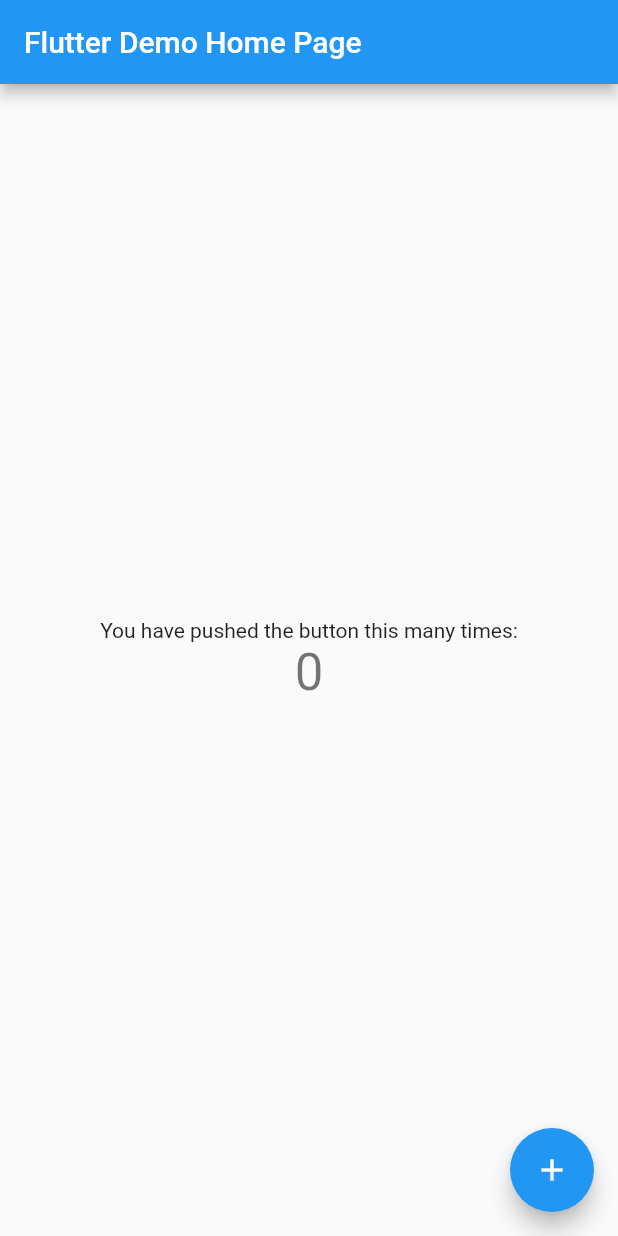
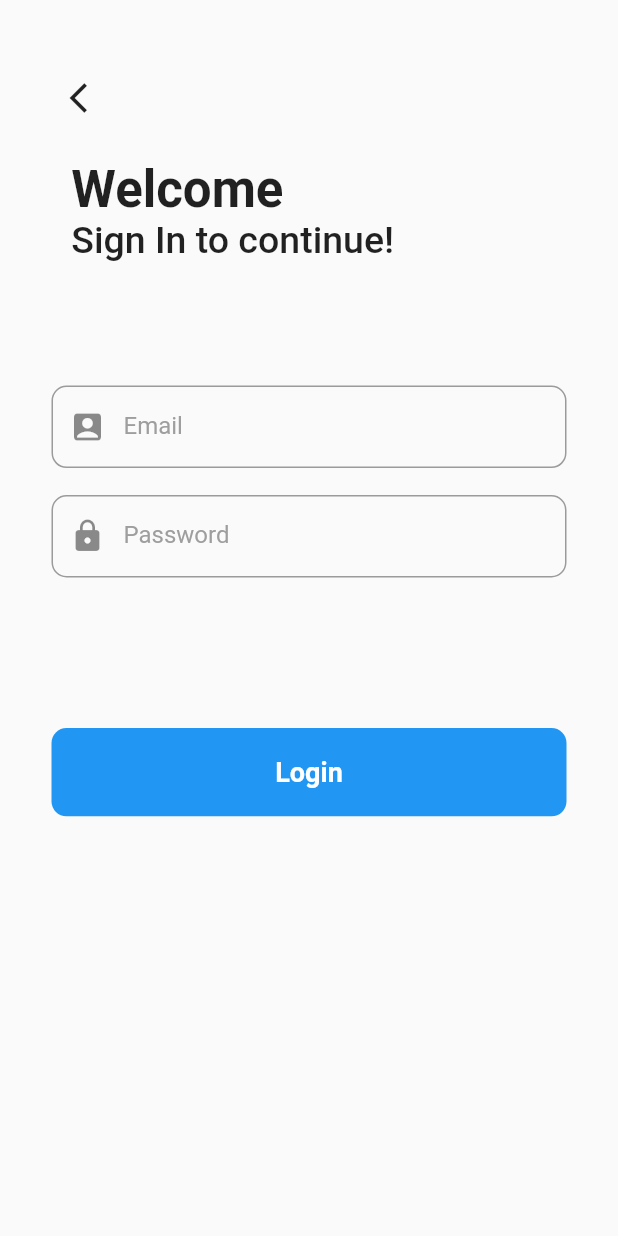
Before and after one commit to Romage25/chat_app, a Flutter app: the screen it shows after launch, on a phone screen of 412 x 824 dp. Run offline on Flutter 3.47's test engine with Material 2 defaults, Android fonts, the phone set to English and light mode, and no system bars; our stand-ins replace firebase_core; accounts and stored records are empty.

Commit message:
add log in screen

```diff
--- /dev/null
+++ b/lib/LoginScreen.dart
@@ -0,0 +1,106 @@
+import 'package:flutter/material.dart';
+import 'package:flutter/src/widgets/container.dart';
+import 'package:flutter/src/widgets/framework.dart';
+
+class LoginScreen extends StatefulWidget {
+  const LoginScreen({super.key});
+
+  @override
+  State<LoginScreen> createState() => _LoginScreenState();
+}
+
+class _LoginScreenState extends State<LoginScreen> {
+  @override
+  Widget build(BuildContext context) {
+    final size = MediaQuery.of(context).size;
+    return Scaffold(
+      body: Column(children: [
+        SizedBox(
+          height: size.height / 20,
+        ),
+        Container(
+          alignment: Alignment.centerLeft,
+          width: size.width / 1.2,
+          child: IconButton(
+            icon: Icon(Icons.arrow_back_ios),
+            onPressed: () {},
+          ),
+        ),
+        SizedBox(
+          height: size.height / 50,
+        ),
+        Container(
+            width: size.width / 1.3,
+            child: Text(
+              "Welcome",
+              style: TextStyle(
+                fontSize: 34,
+                fontWeight: FontWeight.bold,
+              ),
+            )),
+        Container(
+            width: size.width / 1.3,
+            child: Text(
+              "Sign In to continue!",
+              style: TextStyle(
+                fontSize: 25,
+                fontWeight: FontWeight.w500,
+              ),
+            )),
+        SizedBox(
+          height: size.height / 10,
+        ),
+        Container(
+            width: size.width,
+            alignment: Alignment.center,
+            child: field(size, 'Email', Icons.account_box)),
+        Padding(
+          padding: const EdgeInsets.symmetric(vertical: 18.0),
+          child: Container(
+              width: size.width,
+              alignment: Alignment.center,
+              child: field(size, 'Password', Icons.lock)),
+        ),
+        SizedBox(
+          height: size.height / 10,
+        ),
+        customButton(size),
+      ]),
+    );
+  }
+
+  Widget customButton(Size size) {
+    return Container(
+      height: size.height / 14,
+      width: size.width / 1.2,
+      decoration: BoxDecoration(
+        borderRadius: BorderRadius.circular(10),
+        color: Colors.blue,
+      ),
+      alignment: Alignment.center,
+      child: Text(
+        "Login",
+        style: TextStyle(
+          color: Colors.white,
+          fontSize: 18,
+          fontWeight: FontWeight.bold,
+        ),
+      ),
+    );
+  }
+
+  Widget field(Size size, String hintText, IconData icon) {
+    return Container(
+      height: size.height / 15,
+      width: size.width / 1.2,
+      child: TextField(
+        decoration: InputDecoration(
+          prefixIcon: Icon(icon),
+          hintText: hintText,
+          hintStyle: TextStyle(color: Colors.grey),
+          border: OutlineInputBorder(borderRadius: BorderRadius.circular(10)),
+        ),
+      ),
+    );
+  }
+}
--- a/lib/main.dart
+++ b/lib/main.dart
@@ -1,115 +1,22 @@
+import 'package:chat_app/LoginScreen.dart';
+import 'package:firebase_core/firebase_core.dart';
 import 'package:flutter/material.dart';
 
-void main() {
-  runApp(const MyApp());
+Future main() async {
+  WidgetsFlutterBinding.ensureInitialized();
+  Firebase.initializeApp();
+  runApp(MyApp());
 }
 
 class MyApp extends StatelessWidget {
   const MyApp({super.key});
 
-  // This widget is the root of your application.
   @override
   Widget build(BuildContext context) {
+    // ignore: prefer_const_constructors
     return MaterialApp(
-      title: 'Flutter Demo',
-      theme: ThemeData(
-        // This is the theme of your application.
-        //
-        // Try running your application with "flutter run". You'll see the
-        // application has a blue toolbar. Then, without quitting the app, try
-        // changing the primarySwatch below to Colors.green and then invoke
-        // "hot reload" (press "r" in the console where you ran "flutter run",
-        // or simply save your changes to "hot reload" in a Flutter IDE).
-        // Notice that the counter didn't reset back to zero; the application
-        // is not restarted.
-        primarySwatch: Colors.blue,
-      ),
-      home: const MyHomePage(title: 'Flutter Demo Home Page'),
+      debugShowCheckedModeBanner: false,
+      home: const LoginScreen(),
     );
   }
 }
-
-class MyHomePage extends StatefulWidget {
-  const MyHomePage({super.key, required this.title});
-
-  // This widget is the home page of your application. It is stateful, meaning
-  // that it has a State object (defined below) that contains fields that affect
-  // how it looks.
-
-  // This class is the configuration for the state. It holds the values (in this
-  // case the title) provided by the parent (in this case the App widget) and
-  // used by the build method of the State. Fields in a Widget subclass are
-  // always marked "final".
-
-  final String title;
-
-  @override
-  State<MyHomePage> createState() => _MyHomePageState();
-}
-
-class _MyHomePageState extends State<MyHomePage> {
-  int _counter = 0;
-
-  void _incrementCounter() {
-    setState(() {
-      // This call to setState tells the Flutter framework that something has
-      // changed in this State, which causes it to rerun the build method below
-      // so that the display can reflect the updated values. If we changed
-      // _counter without calling setState(), then the build method would not be
-      // called again, and so nothing would appear to happen.
-      _counter++;
-    });
-  }
-
-  @override
-  Widget build(BuildContext context) {
-    // This method is rerun every time setState is called, for instance as done
-    // by the _incrementCounter method above.
-    //
-    // The Flutter framework has been optimized to make rerunning build methods
-    // fast, so that you can just rebuild anything that needs updating rather
-    // than having to individually change instances of widgets.
-    return Scaffold(
-      appBar: AppBar(
-        // Here we take the value from the MyHomePage object that was created by
-        // the App.build method, and use it to set our appbar title.
-        title: Text(widget.title),
-      ),
-      body: Center(
-        // Center is a layout widget. It takes a single child and positions it
-        // in the middle of the parent.
-        child: Column(
-          // Column is also a layout widget. It takes a list of children and
-          // arranges them vertically. By default, it sizes itself to fit its
-          // children horizontally, and tries to be as tall as its parent.
-          //
-          // Invoke "debug painting" (press "p" in the console, choose the
-          // "Toggle Debug Paint" action from the Flutter Inspector in Android
-          // Studio, or the "Toggle Debug Paint" command in Visual Studio Code)
-          // to see the wireframe for each widget.
-          //
-          // Column has various properties to control how it sizes itself and
-          // how it positions its children. Here we use mainAxisAlignment to
-          // center the children vertically; the main axis here is the vertical
-          // axis because Columns are vertical (the cross axis would be
-          // horizontal).
-          mainAxisAlignment: MainAxisAlignment.center,
-          children: <Widget>[
-            const Text(
-              'You have pushed the button this many times:',
-            ),
-            Text(
-              '$_counter',
-              style: Theme.of(context).textTheme.headline4,
-            ),
-          ],
-        ),
-      ),
-      floatingActionButton: FloatingActionButton(
-        onPressed: _incrementCounter,
-        tooltip: 'Increment',
-        child: const Icon(Icons.add),
-      ), // This trailing comma makes auto-formatting nicer for build methods.
-    );
-  }
-}
```
